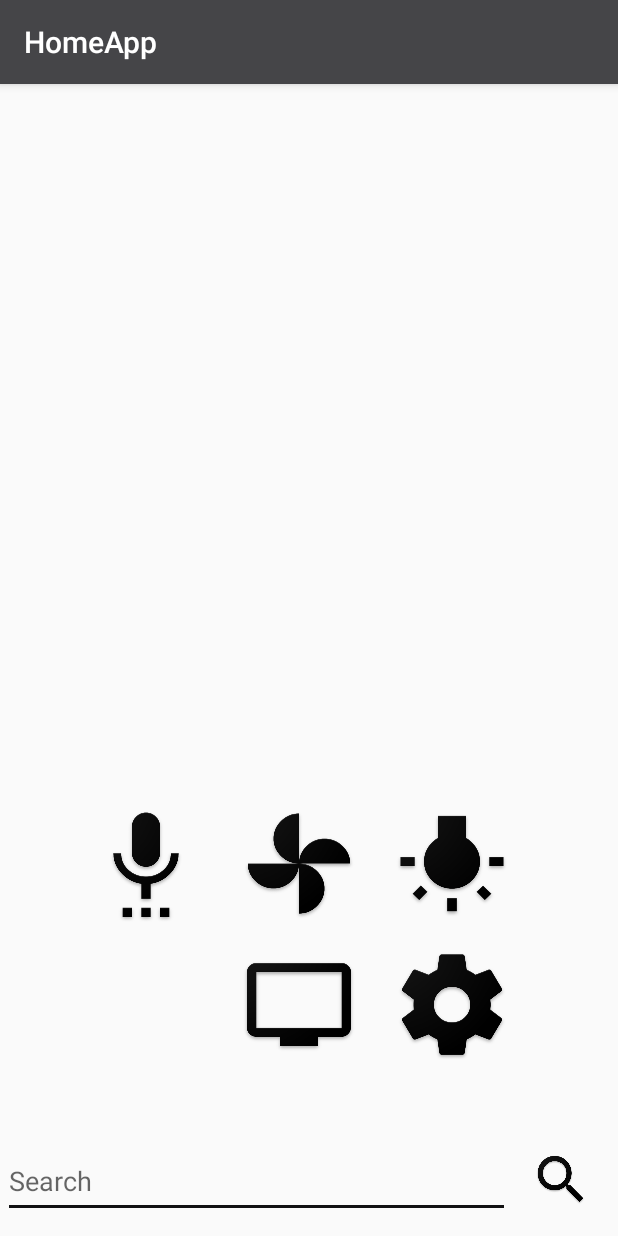
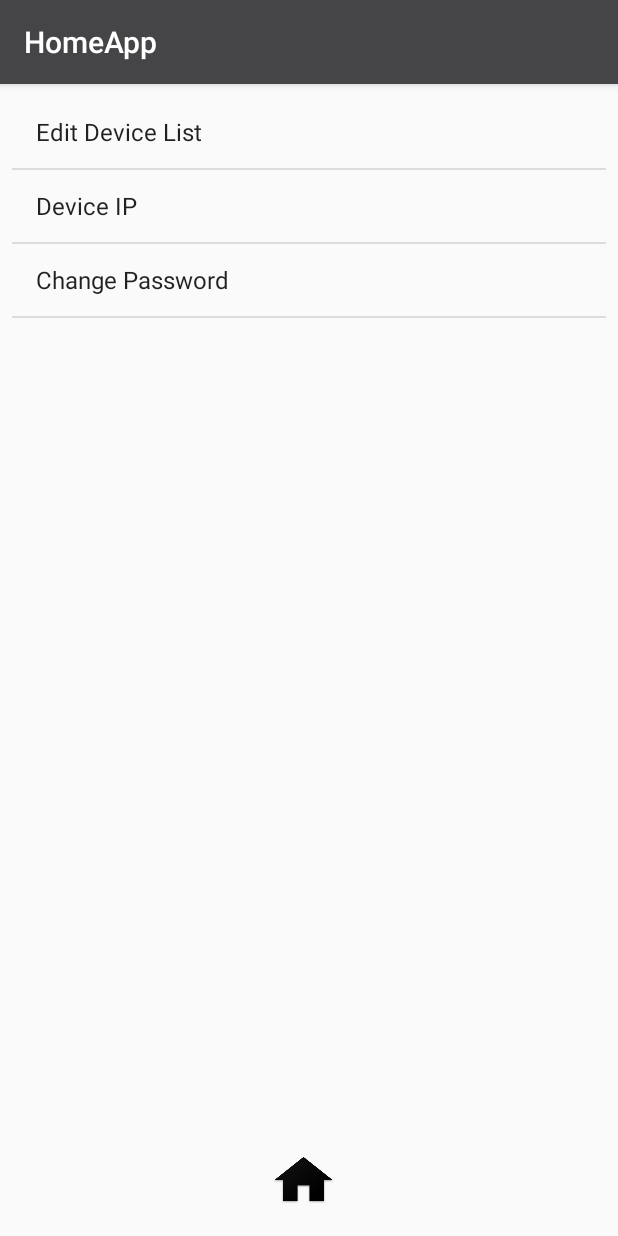
Before and after one commit to jayadhikari/HomeApp, an Android app: the screen it shows after launch (MainActivity before the commit, addDevice after it), after a tap on an icon or button, on a phone screen of 412 x 824 dp. Run offline under Robolectric (Android 15) with nearby library versions, the light colour scheme and no system bars.

Commit message:
first app for home control

```diff
--- a/app/src/main/AndroidManifest.xml
+++ b/app/src/main/AndroidManifest.xml
@@ -18,6 +18,9 @@
                 <category android:name="android.intent.category.LAUNCHER" />
             </intent-filter>
         </activity>
+        <activity android:name=".addDevice" />
+        <activity android:name=".EditDeviceList" />
+        <activity android:name=".deviceDetail"></activity>
     </application>
 
 </manifest>
--- a/app/src/main/java/com/jay_adhikariyahoo/homeapp/MainActivity.java
+++ b/app/src/main/java/com/jay_adhikariyahoo/homeapp/MainActivity.java
@@ -1,9 +1,11 @@
 package com.jay_adhikariyahoo.homeapp;
 
+import android.content.Intent;
 import android.os.AsyncTask;
 import android.support.v7.app.AppCompatActivity;
 import android.os.Bundle;
 import android.util.Log;
+import android.view.Menu;
 import android.view.View;
 import android.widget.EditText;
 import android.widget.Toast;
@@ -16,6 +18,7 @@ import java.util.concurrent.ExecutionException;
 
 
 public class MainActivity extends AppCompatActivity {
+
 
     public class DownloadTask extends AsyncTask<String, Void, String>
     {
@@ -110,6 +113,10 @@ public class MainActivity extends AppCompatActivity {
     {
         Log.i("info","settings button pressed");
         DisplayMesg("settings button pressed");
+
+        Intent intent = new Intent(getApplicationContext(),addDevice.class);
+        startActivity(intent);
+
     }
     public void searchClick(View view)
     {
--- /dev/null
+++ b/app/src/main/java/com/jay_adhikariyahoo/homeapp/addDevice.java
@@ -0,0 +1,72 @@
+package com.jay_adhikariyahoo.homeapp;
+
+import android.content.Intent;
+
+import android.database.sqlite.SQLiteDatabase;
+import android.support.v7.app.AppCompatActivity;
+import android.os.Bundle;
+
+import android.view.View;
+import android.widget.AdapterView;
+import android.widget.ArrayAdapter;
+import android.widget.ListView;
+
+import java.util.ArrayList;
+
+import static java.util.Arrays.asList;
+
+public class addDevice extends AppCompatActivity {
+
+
+
+    public void homeClick(View view)
+    {
+
+        Intent intent = new Intent(getApplicationContext(),MainActivity.class);
+        startActivity(intent);
+
+    }
+
+    @Override
+    protected void onCreate(Bundle savedInstanceState) {
+        super.onCreate(savedInstanceState);
+        setContentView(R.layout.activity_add_device);
+
+        try
+        {//initialise the database
+            SQLiteDatabase devDatabase = this.openOrCreateDatabase("DeviceData",MODE_PRIVATE, null);
+            devDatabase.execSQL("CREATE TABLE IF NOT EXISTS device (name VARCHAR, deviceID VARCHAR, channel VARCHAR, status VARCHAR, id INTEGER PRIMARY KEY )");
+        }catch(Exception e)
+        {
+            e.printStackTrace();
+
+        }
+
+
+        ListView settingsListView = (ListView) findViewById(R.id.settingsListView);
+        final ArrayList<String> mySetting = new ArrayList<String>(asList("Edit Device List","Device IP","Change Password"));
+        ArrayAdapter<String> arrayAdapter = new ArrayAdapter<String>(this,android.R.layout.simple_list_item_1,mySetting);
+        settingsListView.setAdapter(arrayAdapter);
+
+        settingsListView.setOnItemClickListener(new AdapterView.OnItemClickListener() {
+            @Override
+            public void onItemClick(AdapterView<?> parent, View view, int position, long id)
+            {
+                switch(position)
+                {
+                    case 0:
+                        Intent intent = new Intent(getApplicationContext(),EditDeviceList.class);
+                        startActivity(intent);
+                        break;
+                    case 1:
+                        break;
+                    case 2:
+                        break;
+                    default:
+                        break;
+                }
+
+            }
+        });
+    }
+}
--- /dev/null
+++ b/app/src/main/res/layout/activity_add_device.xml
@@ -0,0 +1,42 @@
+<?xml version="1.0" encoding="utf-8"?>
+<android.support.constraint.ConstraintLayout xmlns:android="http://schemas.android.com/apk/res/android"
+    xmlns:app="http://schemas.android.com/apk/res-auto"
+    xmlns:tools="http://schemas.android.com/tools"
+    android:layout_width="match_parent"
+    android:layout_height="match_parent"
+    tools:context="com.jay_adhikariyahoo.homeapp.addDevice">
+
+    <Button
+        android:id="@+id/homeBtn"
+        android:layout_width="50dp"
+        android:layout_height="44dp"
+        android:layout_marginBottom="16dp"
+        android:layout_marginEnd="145dp"
+        android:layout_marginLeft="8dp"
+        android:layout_marginRight="172dp"
+        android:background="@drawable/home"
+        android:onClick="homeClick"
+        app:layout_constraintBottom_toBottomOf="parent"
+        app:layout_constraintHorizontal_bias="0.812"
+        app:layout_constraintLeft_toLeftOf="parent"
+        app:layout_constraintRight_toRightOf="parent"
+        tools:layout_constraintBottom_creator="1"
+        tools:layout_constraintRight_creator="1" />
+
+    <ListView
+        android:id="@+id/settingsListView"
+        android:layout_width="0dp"
+        android:layout_height="0dp"
+        android:layout_marginBottom="16dp"
+        android:layout_marginEnd="8dp"
+        android:layout_marginStart="8dp"
+        android:layout_marginTop="8dp"
+        app:layout_constraintBottom_toTopOf="@+id/homeBtn"
+        app:layout_constraintLeft_toLeftOf="parent"
+        app:layout_constraintRight_toRightOf="parent"
+        app:layout_constraintTop_toTopOf="parent"
+        tools:layout_constraintBottom_creator="1"
+        tools:layout_constraintLeft_creator="1"
+        tools:layout_constraintRight_creator="1"
+        tools:layout_constraintTop_creator="1" />
+</android.support.constraint.ConstraintLayout>
```
Also changed, not shown: app/src/main/java/com/jay_adhikariyahoo/homeapp/EditDeviceList.java (added, +98 -0 lines), app/src/main/java/com/jay_adhikariyahoo/homeapp/deviceDetail.java (added, +135 -0 lines), app/src/main/res/layout/activity_device_detail.xml (added, +159 -0 lines), app/src/main/res/layout/activity_edit_device_list.xml (added, +27 -0 lines), app/src/main/res/menu/editdevice.xml (added, +13 -0 lines).
